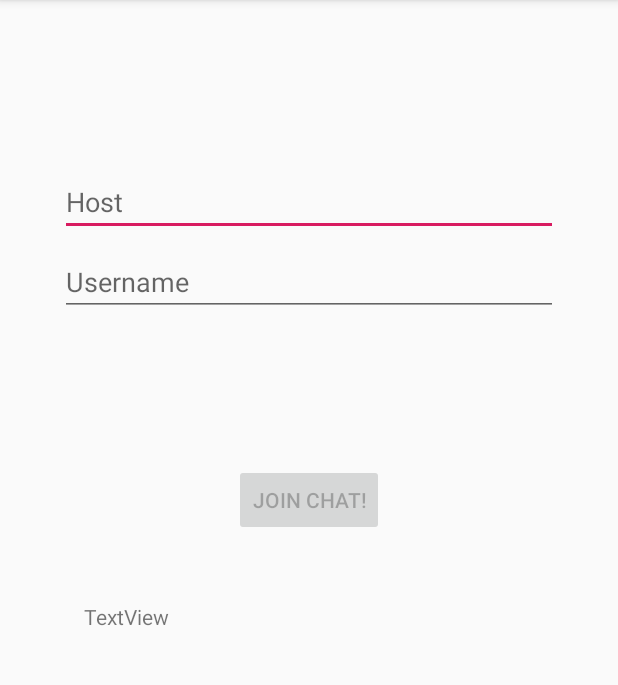
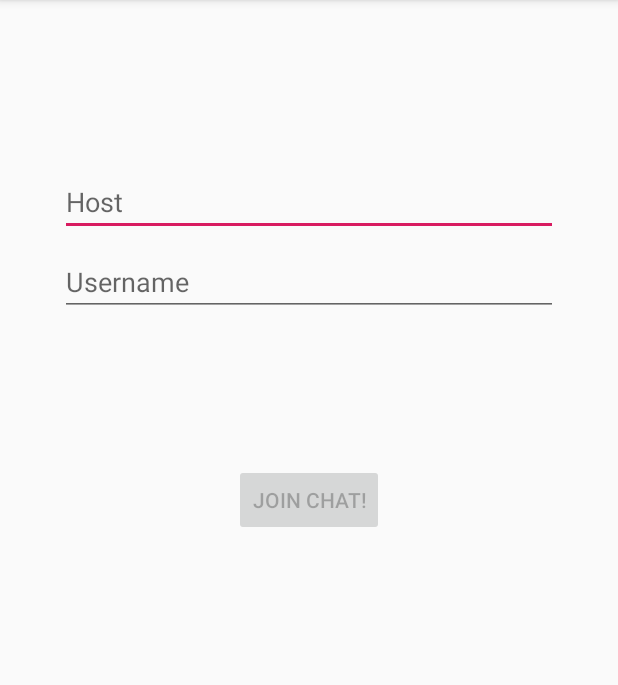
Before and after one commit to agata-tafelska/atchat_android, an Android app: the screen it shows after launch (MainActivity), on a phone screen of 412 x 824 dp, the part 84-769 px from its top. Run offline under Robolectric (Android 15) with nearby library versions, the phone set to English and light mode, and no system bars; libraries missing offline, so code that uses them is left out: io.grpc, io.grpc.stub.

Commit message:
improve layouts

```diff
--- a/chat/src/main/res/layout/activity_login.xml
+++ b/chat/src/main/res/layout/activity_login.xml
@@ -56,28 +56,27 @@
         app:layout_constraintVertical_bias="0.2" />
 
     <ProgressBar
-        android:id="@+id/loading"
+        android:id="@+id/logging_progress_bar"
+        style="?android:attr/progressBarStyle"
         android:layout_width="wrap_content"
         android:layout_height="wrap_content"
-        android:layout_gravity="center"
-        android:layout_marginStart="32dp"
-        android:layout_marginTop="64dp"
-        android:layout_marginEnd="32dp"
-        android:layout_marginBottom="64dp"
-        android:visibility="gone"
+        android:visibility="invisible"
         app:layout_constraintBottom_toBottomOf="parent"
-        app:layout_constraintEnd_toEndOf="@+id/username"
-        app:layout_constraintStart_toStartOf="@+id/username"
-        app:layout_constraintTop_toTopOf="parent"
-        app:layout_constraintVertical_bias="0.3" />
+        app:layout_constraintEnd_toEndOf="parent"
+        app:layout_constraintStart_toStartOf="parent"
+        app:layout_constraintTop_toTopOf="parent" />
 
     <TextView
-        android:id="@+id/textView"
-        android:layout_width="wrap_content"
+        android:id="@+id/error_message"
+        android:layout_width="0dp"
         android:layout_height="wrap_content"
-        android:layout_marginStart="40dp"
-        android:layout_marginTop="44dp"
-        android:text="TextView"
+        android:layout_marginTop="16dp"
+        android:layout_marginStart="32dp"
+        android:layout_marginEnd="32dp"
+        tools:text="Error message"
+        android:textColor="@android:color/holo_red_light"
+        app:layout_constraintEnd_toEndOf="parent"
         app:layout_constraintStart_toStartOf="parent"
-        app:layout_constraintTop_toBottomOf="@+id/join_button" />
+        app:layout_constraintTop_toBottomOf="@+id/username" />
+
 </androidx.constraintlayout.widget.ConstraintLayout>
```
Also changed, not shown: chat/src/main/res/layout/activity_chat.xml (+20 -3 lines).
